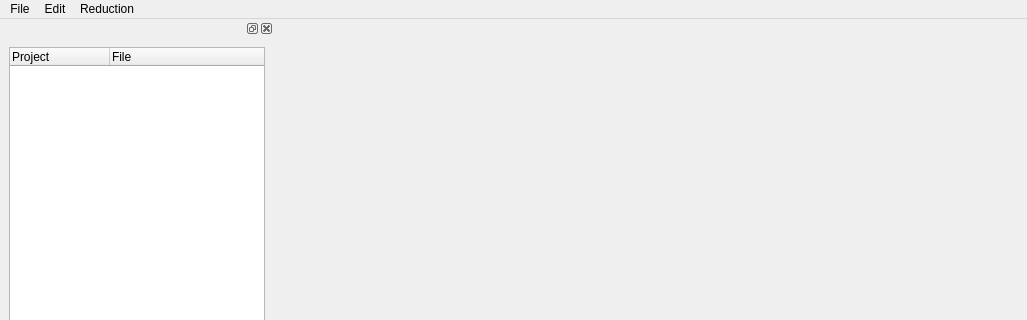
Old version of the form ui/ui_MainWindow.ui in the repository neutrons/PyVDrive; both pictures show x 0 to 1027 and y 0 to 320 of the 1027 by 814 pixel window.
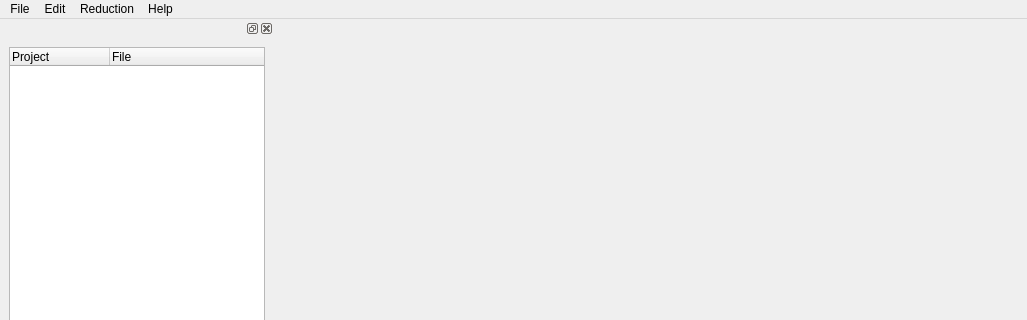
New version of the form.

Patch:
```diff
--- a/ui/ui_MainWindow.ui
+++ b/ui/ui_MainWindow.ui
@@ -20,7 +20,7 @@
      <x>0</x>
      <y>0</y>
      <width>1027</width>
-     <height>25</height>
+     <height>22</height>
     </rect>
    </property>
    <widget class="QMenu" name="menuVDrive_2_0">
@@ -56,9 +56,15 @@
     <addaction name="actionNewReduction"/>
     <addaction name="actionSave_Setup"/>
    </widget>
+   <widget class="QMenu" name="menuHelp">
+    <property name="title">
+     <string>Help</string>
+    </property>
+   </widget>
    <addaction name="menuVDrive_2_0"/>
    <addaction name="menuEdit"/>
    <addaction name="menuReduction"/>
+   <addaction name="menuHelp"/>
   </widget>
   <widget class="QStatusBar" name="statusbar"/>
   <widget class="QDockWidget" name="dock_">
```
